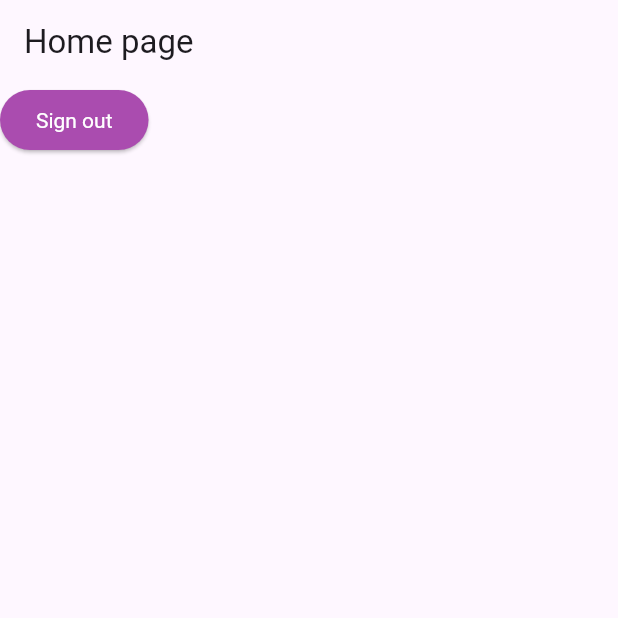
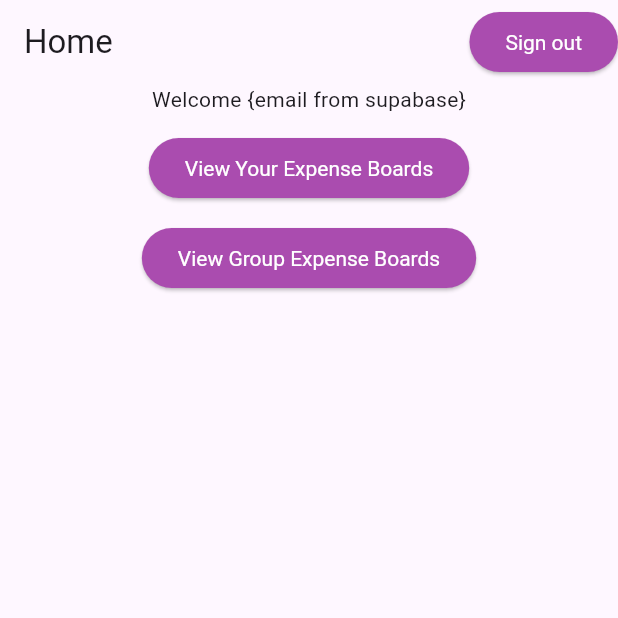
Before and after one commit to jkumz/expensee, a Flutter app: the screen it shows once a user with an empty profile is signed in, on a phone screen of 412 x 824 dp, the top half of it. Run offline on Flutter 3.47's test engine with Material 3 defaults, Android fonts, the phone set to English and light mode, and no system bars; our stand-ins replace flutter_dotenv, supabase_flutter; accounts and stored records are empty.

Commit message:
Home - VERY BASIC BAREBONES SKELETON UI

```diff
--- /dev/null
+++ b/lib/components/appbars/home_app_bar.dart
@@ -0,0 +1,10 @@
+import "package:flutter/material.dart";
+
+// For readability
+class HomeAppBar extends AppBar {
+  HomeAppBar({
+    Key? key,
+    Widget title = const Text("Home"),
+    List<Widget>? actions,
+  }) : super(key: key, title: title, actions: actions);
+}
--- /dev/null
+++ b/lib/components/elevated_buttons/home_buttons/view_expense.dart
@@ -0,0 +1,7 @@
+import 'package:expensee/components/elevated_buttons/custom_callback_button.dart';
+import 'package:flutter/material.dart';
+
+// TODO - Styling
+class ViewExpenseButton extends CustomCallbackButton {
+  ViewExpenseButton(super.child, super.onTap);
+}
--- a/lib/config/constants.dart
+++ b/lib/config/constants.dart
@@ -1,5 +1,9 @@
 import 'package:flutter/material.dart';
 import 'package:flutter_dotenv/flutter_dotenv.dart';
+
+// ROUTES
+const loginRoute = "/login";
+const homePageRoute = "/home";
 
 // LOG IN PAGE CONSTANTS
 
--- a/lib/screens/home.dart
+++ b/lib/screens/home.dart
@@ -1,3 +1,6 @@
+import 'package:expensee/components/appbars/home_app_bar.dart';
+import 'package:expensee/components/elevated_buttons/home_buttons/view_expense.dart';
+import 'package:expensee/config/constants.dart';
 import 'package:flutter/material.dart';
 import 'package:supabase_flutter/supabase_flutter.dart';
 import 'package:expensee/main.dart';
@@ -28,9 +31,32 @@ class _HomeState extends State<Home> {
   @override
   Widget build(BuildContext context) {
     return Scaffold(
-        appBar: AppBar(title: const Text('Home page')),
+        appBar: HomeAppBar(
+          actions: [
+            SignOutButton(const Text("Sign out"), () async {
+              Login.signOut();
+              Navigator.of(context).pushReplacementNamed(loginRoute);
+            })
+          ],
+        ),
         body: Stack(
-          children: [SignOutButton(const Text("Sign out"), Login.signOut)],
+          children: [
+            Align(
+              alignment: Alignment.center,
+              child: Column(
+                children: [
+                  Text(
+                    "Welcome {email from supabase}",
+                    style: TextStyle(/**TODO - Create this style */),
+                  ),
+                  SizedBox(height: 12, width: 18),
+                  ViewExpenseButton(Text("View Your Expense Boards"), () {}),
+                  SizedBox(height: 12, width: 18),
+                  ViewExpenseButton(Text("View Group Expense Boards"), () {})
+                ],
+              ),
+            )
+          ],
         ));
   }
 }
--- a/lib/screens/login.dart
+++ b/lib/screens/login.dart
@@ -2,7 +2,7 @@ import 'dart:async';
 
 import 'package:expensee/components/elevated_buttons/authentication_buttons/sign_in_with_google_button.dart';
 import 'package:expensee/components/elevated_buttons/authentication_buttons/sign_in_with_password_button.dart';
-import 'package:expensee/components/elevated_buttons/magic_link_button.dart';
+import 'package:expensee/components/elevated_buttons/authentication_buttons/magic_link_button.dart';
 import 'package:expensee/config/constants.dart';
 import 'package:flutter/foundation.dart';
 import 'package:flutter/material.dart';
```
Also changed, not shown: assets/images/google-logo-9808.png (added), lib/components/elevated_buttons/authentication_buttons/magic_link_button.dart (renamed from lib/components/elevated_buttons/magic_link_button.dart), lib/config/styles.dart (added).
